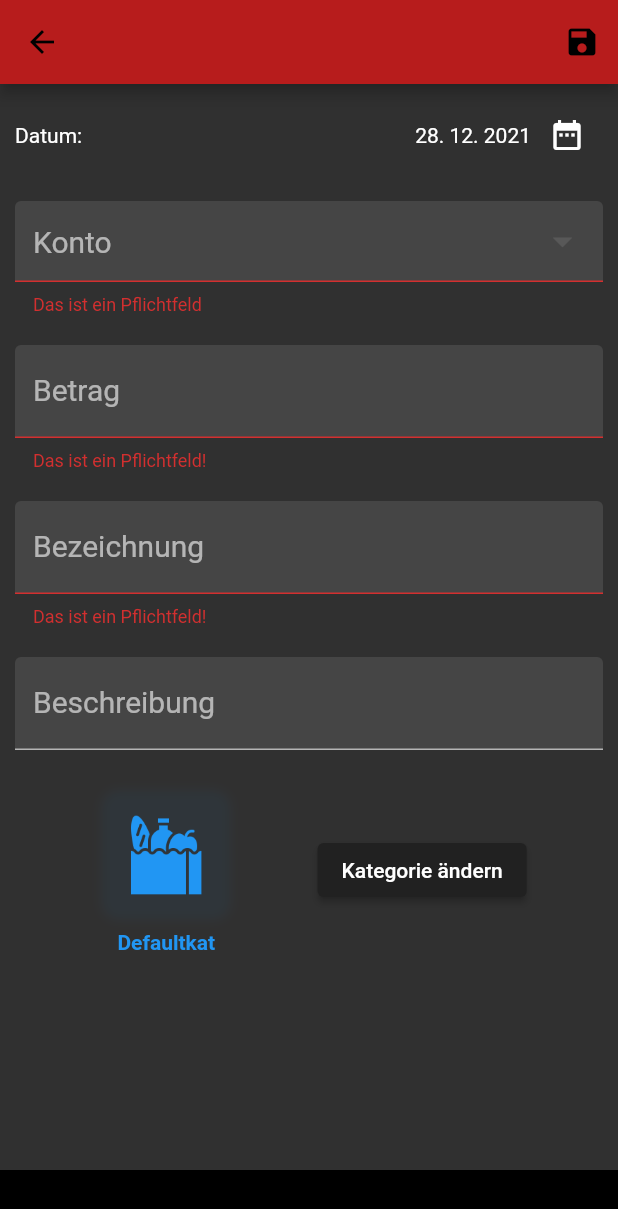
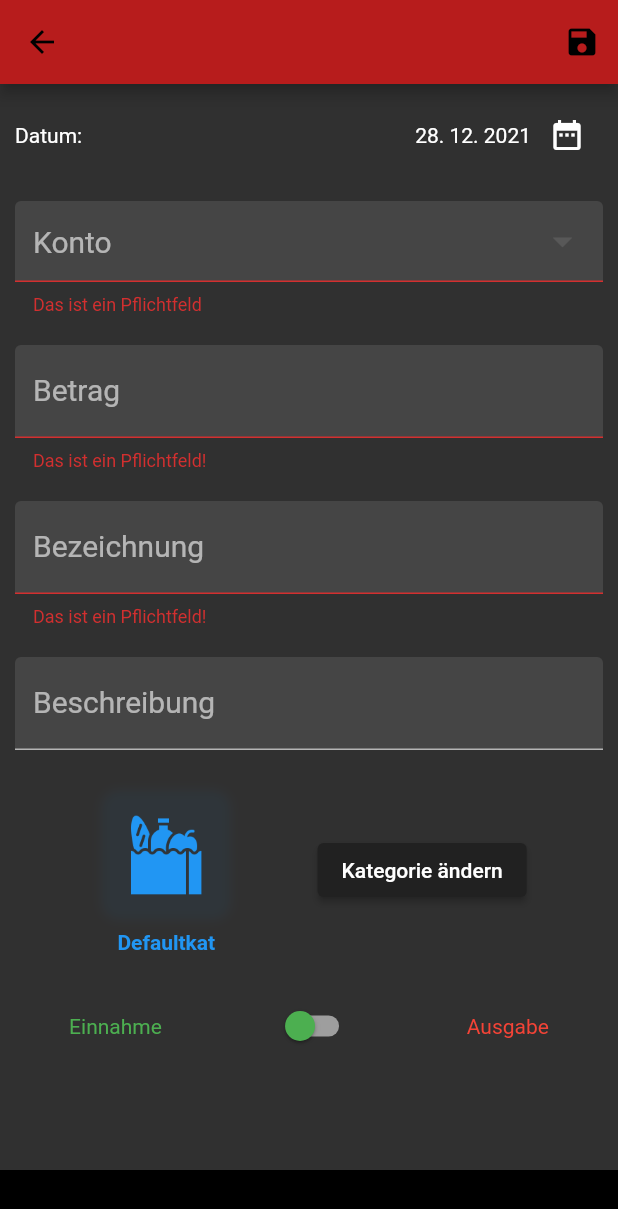
Before and after one commit to jennmei00/Haushaltsbuch, a Flutter app: the IncomeExpenseScreen screen opened directly, after a tap on the "save" icon, on a phone screen of 412 x 824 dp. Shown: the top 1209 px of the screen. Run offline on Flutter 3.47's test engine with Material 2 defaults, Android fonts, the phone set to English and light mode, and no system bars; our stand-ins replace shared_preferences, sqflite, validators; missing offline and left inert: flex_color_picker; accounts and stored records are empty.

```diff
--- a/lib/screens/management/manage_postings.dart
+++ b/lib/screens/management/manage_postings.dart
@@ -5,7 +5,6 @@ import 'package:haushaltsbuch/models/category.dart';
 import 'package:haushaltsbuch/models/enums.dart';
 import 'package:haushaltsbuch/models/posting.dart';
 import 'package:haushaltsbuch/screens/posting/income_expenses_screen.dart';
-import 'package:haushaltsbuch/services/DBHelper.dart';
 import 'package:haushaltsbuch/widgets/nothing_there.dart';
 
 class ManagePostings extends StatelessWidget {
@@ -112,7 +111,6 @@ class ManagePostings extends StatelessWidget {
             },
           );
         } else {
-          print('In Bearbeitungsmodus springen');
           Navigator.pushNamed(context, IncomeExpenseScreen.routeName,
               arguments: ['', posting.id]);
           return Future.value(false);
--- a/lib/screens/posting/income_expenses_screen.dart
+++ b/lib/screens/posting/income_expenses_screen.dart
@@ -47,6 +47,7 @@ class _IncomeExpenseScreenState extends State<IncomeExpenseScreen> {
       title: 'Defaultkat');
   late Category _selectedCategory;
   String? postingType;
+  bool _postingSwitch = false;
 
   void _getAccountDropDownItems() {
     //_selectedItem = ListItem('0', 'name');
@@ -73,7 +74,8 @@ class _IncomeExpenseScreenState extends State<IncomeExpenseScreen> {
     _titleController.text = '${posting.title}';
     _descriptionController.text = '${posting.description}';
     _setCategory = posting.category!;
-    postingType = posting.postingType == PostingType.expense ? 'Ausgabe' : 'Einnahme';
+    postingType =
+        posting.postingType == PostingType.expense ? 'Ausgabe' : 'Einnahme';
   }
 
   @override
@@ -89,61 +91,13 @@ class _IncomeExpenseScreenState extends State<IncomeExpenseScreen> {
   Widget build(BuildContext context) {
     return Scaffold(
       appBar: AppBar(
-        title: Text(postingType != null ? '$postingType' : '${widget.type}'),
+        title: Text(
+            postingType != null ? '$postingType bearbeiten' : '${widget.type}'),
         // backgroundColor: Theme.of(context).primaryColor,
         actions: [
           IconButton(
             icon: Icon(Icons.save),
-            onPressed: () {
-              if (_formKey.currentState!.validate()) {
-                if (_titleController.text != '' &&
-                    isFloat(_amountController.text))
-                //If Category is selected
-                {
-                  try {
-                    Posting posting = Posting(
-                      id: Uuid().v1(),
-                      title: _titleController.text,
-                      description: _descriptionController.text,
-                      account: AllData.accounts.firstWhere((element) =>
-                          element.id == _selectedItem!.id), //Ausgewähltes Konto
-                      amount: double.parse(_amountController.text),
-                      date: _incomeDateTime,
-                      postingType: widget.type == 'Einnahme'
-                          ? PostingType.income
-                          : PostingType.expense,
-                      category: AllData.categories.firstWhere((element) =>
-                          element.id ==
-                          _selectedCategoryID), //Ausgewählte Kategorie
-                      accountName: AllData.accounts
-                          .firstWhere(
-                              (element) => element.id == _selectedItem!.id)
-                          .title,
-                    );
-                    DBHelper.insert('Posting', posting.toMap()).then((value) =>
-                        Navigator.popAndPushNamed(
-                            context, PostingScreen.routeName));
-                    AllData.postings.add(posting);
-                  } catch (error) {
-                    print(error);
-                  }
-                } else {
-                  ScaffoldMessenger.of(context).showSnackBar(SnackBar(
-                    content: Text(
-                      'Das Speichern in die Datenbank ist \n schiefgelaufen :(',
-                      textAlign: TextAlign.center,
-                    ),
-                  ));
-                }
-              } else {
-                ScaffoldMessenger.of(context).showSnackBar(SnackBar(
-                  content: Text(
-                    'Ups, da passt etwas noch nicht :(',
-                    textAlign: TextAlign.center,
-                  ),
-                ));
-              }
-            },
+            onPressed: () => _savePosting(),
           ),
         ],
       ),
@@ -258,17 +212,14 @@ class _IncomeExpenseScreenState extends State<IncomeExpenseScreen> {
                                     MediaQuery.of(context).size.width * 0.04,
                                 mainAxisSpacing: 12,
                                 children: AllData.categories
-                                    .map(
-                                      (item) => CategoryItem(
-                                        categoryItem: item,
-                                        selectedCatID: _selectedCategoryID,
-                                        onTapFunction: () => setState(() {
-                                               _selectedCategoryID =
-                                                   '${item.id}';
-                                               _selectedCategory = item;
-                                             }),
-                                      )
-                                    )
+                                    .map((item) => CategoryItem(
+                                          categoryItem: item,
+                                          selectedCatID: _selectedCategoryID,
+                                          onTapFunction: () => setState(() {
+                                            _selectedCategoryID = '${item.id}';
+                                            _selectedCategory = item;
+                                          }),
+                                        ))
                                     .toList(),
                               ),
                             ),
@@ -287,6 +238,32 @@ class _IncomeExpenseScreenState extends State<IncomeExpenseScreen> {
               ],
             ),
             SizedBox(height: 20),
+            Row(
+              mainAxisAlignment: MainAxisAlignment.spaceAround,
+              children: [
+                Text(
+                  'Einnahme',
+                  style: TextStyle(color: Colors.green),
+                ),
+                Switch(
+                  value: _postingSwitch, onChanged: (val) {
+                    if (val) {
+                      //PostingType change to Ausgabe
+                    } else {
+                      //PostingType change to Einnahme
+                    }
+                  },
+                  activeColor: Colors.red,
+                  activeTrackColor: Colors.grey,
+                  inactiveThumbColor: Colors.green,
+                  inactiveTrackColor: Colors.grey,
+                ),
+                Text(
+                  'Ausgabe',
+                  style: TextStyle(color: Colors.red),
+                ),
+              ],
+            )
             // Stack(
             //   children: [
             //     Container(
@@ -358,6 +335,55 @@ class _IncomeExpenseScreenState extends State<IncomeExpenseScreen> {
     );
   }
 
+  void _savePosting() async {
+    if (_formKey.currentState!.validate()) {
+      try {
+        Posting posting = Posting(
+          id: widget.id != '' ? widget.id : Uuid().v1(),
+          title: _titleController.text,
+          description: _descriptionController.text,
+          account: AllData.accounts.firstWhere((element) =>
+              element.id == _selectedItem!.id), //Ausgewähltes Konto
+          amount: double.parse(_amountController.text),
+          date: _incomeDateTime,
+          postingType: widget.type == 'Einnahme'
+              ? PostingType.income
+              : PostingType.expense,
+          category: AllData.categories.firstWhere((element) =>
+              element.id == _selectedCategoryID), //Ausgewählte Kategorie
+          accountName: AllData.accounts
+              .firstWhere((element) => element.id == _selectedItem!.id)
+              .title,
+        );
+
+        if (widget.id == '') {
+          await DBHelper.insert('Posting', posting.toMap());
+        } else {
+          await DBHelper.update('Posting', posting.toMap(),
+              where: "ID = '${posting.id}'");
+          AllData.postings.removeWhere((element) => element.id == posting.id);
+        }
+
+        AllData.postings.add(posting);
+        Navigator.pop(context);
+      } catch (ex) {
+        ScaffoldMessenger.of(context).showSnackBar(SnackBar(
+          content: Text(
+            'Das Speichern in die Datenbank ist \n schiefgelaufen :(',
+            textAlign: TextAlign.center,
+          ),
+        ));
+      }
+    } else {
+      ScaffoldMessenger.of(context).showSnackBar(SnackBar(
+        content: Text(
+          'Ups, da passt etwas noch nicht :(',
+          textAlign: TextAlign.center,
+        ),
+      ));
+    }
+  }
+
   // void _repeatStandingorder() {
   //   CustomDialog().customShowDialog(
   //       context,
```
Also changed, not shown: lib/screens/management/manage_transfers.dart (+5 -2 lines), lib/screens/posting/transfer_screen.dart (+67 -43 lines), lib/screens/standingorders/add_edit_standorder_screen.dart (+9 -13 lines).
